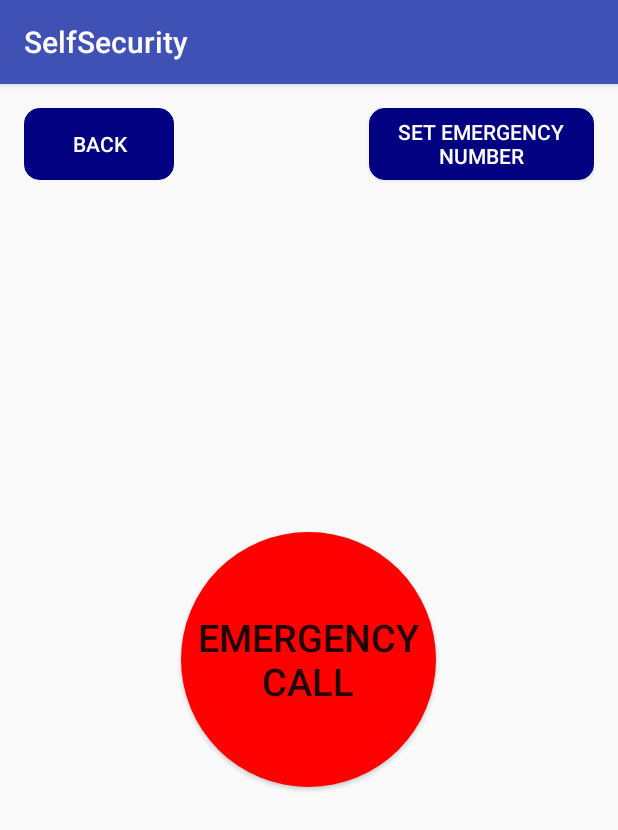
After one commit to srisailampaka/SelfSecurity, an Android app: the EmerencyCallActivity screen opened directly, with no data from a screen before it, on a phone screen of 412 x 824 dp. The commit adds this screen. Shown: the top 830 px of the screen. Run offline under Robolectric (Android 15) with nearby library versions, the phone set to English and light mode, and no system bars; our stand-ins replace ButterKnife.

Commit message:
implement emergencycall actvity

```diff
--- /dev/null
+++ b/app/src/main/java/com/tutorialandroid/selfsecurity/activitys/EmerencyCallActivity.java
@@ -0,0 +1,109 @@
+package com.tutorialandroid.selfsecurity.activitys;
+
+import android.Manifest;
+import android.content.Intent;
+import android.content.SharedPreferences;
+import android.content.pm.PackageManager;
+import android.net.Uri;
+import android.support.v4.app.ActivityCompat;
+import android.support.v7.app.AppCompatActivity;
+import android.os.Bundle;
+import android.support.v7.widget.Toolbar;
+import android.view.View;
+import android.widget.Button;
+import android.widget.EditText;
+import android.widget.LinearLayout;
+import android.widget.Toast;
+
+import com.tutorialandroid.selfsecurity.R;
+
+import butterknife.BindView;
+import butterknife.ButterKnife;
+import butterknife.OnClick;
+
+public class EmerencyCallActivity extends AppCompatActivity {
+    private final String TAG = EmerencyCallActivity.class.getSimpleName();
+
+    @BindView(R.id.btn_emergency_call)
+    Button btnEmgCall;
+    @BindView(R.id.btn_set_emg_number)
+    Button btnSetEmgNumber;
+    @BindView(R.id.btn_save_emg_number)
+    Button btnSave;
+    @BindView(R.id.btn_back)
+    Button btnBack;
+    @BindView(R.id.lnlr_save)
+    LinearLayout lnlSave;
+    @BindView(R.id.edt_emg_number)
+    EditText edtEmgNumber;
+    SharedPreferences sharedPreferences;
+    SharedPreferences.Editor edit;
+    private final static int PERMISSION_REQUEST_CODE = 0;
+
+    @Override
+    protected void onCreate(Bundle savedInstanceState) {
+        super.onCreate(savedInstanceState);
+        setContentView(R.layout.activity_emerency_call);
+        ButterKnife.bind(this);
+        sharedPreferences = getSharedPreferences("userinfo", MODE_PRIVATE);
+        edit = sharedPreferences.edit();
+
+    }
+
+    @OnClick({R.id.btn_set_emg_number, R.id.btn_emergency_call, R.id.btn_save_emg_number, R.id.btn_back})
+    public void onClick(View v) {
+        switch (v.getId()) {
+            case R.id.btn_set_emg_number:
+                lnlSave.setVisibility(View.VISIBLE);
+                break;
+            case R.id.btn_emergency_call:
+                String emgNumber = sharedPreferences.getString("emgNumber", "");
+                if (!emgNumber.isEmpty()){
+                    makeAcall(emgNumber);
+                }else {
+                    Toast.makeText(this, "Please Set Emergency Number", Toast.LENGTH_SHORT).show();
+                }
+                    break;
+            case R.id.btn_save_emg_number:
+                edit.putString("emgNumber", edtEmgNumber.getText().toString());
+                edit.commit();
+                lnlSave.setVisibility(View.GONE);
+                break;
+
+            case R.id.btn_back:
+                finish();
+                break;
+
+            default:
+                break;
+        }
+    }
+
+    public void makeAcall(String s) {
+        Intent intent = new Intent(Intent.ACTION_CALL);
+        intent.setData(Uri.parse("tel:" + s));
+        if (ActivityCompat.checkSelfPermission(this, Manifest.permission.CALL_PHONE) != PackageManager.PERMISSION_GRANTED) {
+
+            requestForCallPermission();
+
+        } else {
+            startActivity(intent);
+
+        }
+    }
+
+    public void requestForCallPermission() {
+
+        if (ActivityCompat.shouldShowRequestPermissionRationale(this, Manifest.permission.CALL_PHONE)) {
+        } else {
+
+            ActivityCompat.requestPermissions(this, new String[]{Manifest.permission.CALL_PHONE}, PERMISSION_REQUEST_CODE);
+        }
+    }
+
+    @Override
+    public void onBackPressed() {
+        super.onBackPressed();
+        finish();
+    }
+}
--- a/app/src/main/java/com/tutorialandroid/selfsecurity/activitys/RegisterActivity.java
+++ b/app/src/main/java/com/tutorialandroid/selfsecurity/activitys/RegisterActivity.java
@@ -79,4 +79,10 @@ public class RegisterActivity extends AppCompatActivity {
                 break;
         }
     }
+
+    @Override
+    protected void onStop() {
+        super.onStop();
+        finish();
+    }
 }
--- a/app/src/main/java/com/tutorialandroid/selfsecurity/activitys/TimerSettingActivity.java
+++ b/app/src/main/java/com/tutorialandroid/selfsecurity/activitys/TimerSettingActivity.java
@@ -40,7 +40,7 @@ public class TimerSettingActivity extends AppCompatActivity {
         sharedPreferences = getSharedPreferences("userinfo", 0);
         numberPicker.setMinValue(1);
         numberPicker.setMaxValue(60);
-        numberPicker.setValue(Integer.valueOf(sharedPreferences.getString("alerttime", "")));
+        numberPicker.setValue(Integer.valueOf(sharedPreferences.getString("alerttime", "0")));
         numberPicker.setOnValueChangedListener(new NumberPicker.OnValueChangeListener() {
             @Override
             public void onValueChange(NumberPicker picker, int oldVal, int newVal) {
--- /dev/null
+++ b/app/src/main/res/layout/activity_emerency_call.xml
@@ -0,0 +1,69 @@
+<?xml version="1.0" encoding="utf-8"?>
+<RelativeLayout xmlns:android="http://schemas.android.com/apk/res/android"
+    xmlns:tools="http://schemas.android.com/tools"
+    android:layout_width="match_parent"
+    android:layout_height="match_parent"
+    android:paddingBottom="@dimen/activity_vertical_margin"
+    android:paddingLeft="@dimen/activity_horizontal_margin"
+    android:paddingRight="@dimen/activity_horizontal_margin"
+    android:paddingTop="@dimen/activity_vertical_margin"
+    tools:context="com.tutorialandroid.selfsecurity.activitys.PanicActivity">
+
+    <Button
+        android:id="@+id/btn_back"
+        android:layout_width="100dp"
+        android:layout_height="wrap_content"
+        android:layout_alignParentLeft="true"
+        android:layout_alignParentTop="true"
+        android:background="@drawable/btn_background"
+        android:text="@string/back"
+        android:textColor="@color/white" />
+    <Button
+        android:id="@+id/btn_set_emg_number"
+        android:layout_width="150dp"
+        android:layout_height="wrap_content"
+        android:layout_alignParentRight="true"
+        android:layout_alignParentTop="true"
+        android:background="@drawable/btn_background"
+        android:text="@string/setEmgNumber"
+        android:textColor="@color/white" />
+    <LinearLayout
+        android:id="@+id/lnlr_save"
+        android:layout_width="match_parent"
+        android:layout_height="wrap_content"
+        android:layout_marginTop="5dp"
+        android:gravity="center"
+        android:visibility="gone"
+        android:layout_below="@+id/btn_back"
+        android:orientation="vertical">
+        <EditText
+            android:id="@+id/edt_emg_number"
+            android:layout_width="match_parent"
+            android:layout_height="wrap_content"
+            android:background="@drawable/rounded_gray_edittext"
+            android:padding="10dp"
+            android:inputType="phone"
+            android:hint="Enter Emergency Number"
+            />
+        <Button
+            android:id="@+id/btn_save_emg_number"
+            android:layout_width="100dp"
+            android:layout_height="wrap_content"
+            android:background="@drawable/btn_background"
+            android:text="@string/save"
+            android:textColor="@color/white" />
+    </LinearLayout>
+
+
+    <Button
+        android:id="@+id/btn_emergency_call"
+        android:layout_width="170dp"
+        android:layout_height="170dp"
+        android:layout_centerInParent="true"
+        android:text="@string/emergency_call"
+        android:textSize="25sp"
+        android:background="@drawable/btn_red_background" />
+
+
+
+</RelativeLayout>
--- a/app/src/main/res/layout/activity_welcome.xml
+++ b/app/src/main/res/layout/activity_welcome.xml
@@ -3,7 +3,7 @@
     xmlns:tools="http://schemas.android.com/tools"
     android:layout_width="match_parent"
     android:layout_height="match_parent"
-    android:background="@color/yellow"
+    android:background="@color/pale_blue"
     tools:context="com.tutorialandroid.selfsecurity.activitys.WelcomeActivity">
 
 <TextView
@@ -24,7 +24,7 @@
         android:layout_marginRight="50dp"
         android:layout_alignParentBottom="true"
         android:textColor="@color/white"
-        android:background="@drawable/btn_background"
+        android:background="@drawable/btn_yellow_background"
         android:layout_marginBottom="50dp"/>
 
 </RelativeLayout>
--- a/app/src/main/res/values/colors.xml
+++ b/app/src/main/res/values/colors.xml
@@ -10,7 +10,8 @@
     <color name="black">#000000</color>
     <color name="enabled_color">#000000</color>
     <color name="disabled_color">#000000</color>
-    <color name="yellow">#FFFF00</color>
+    <color name="yellow">#FDD017</color>
     <color name="navi_blue">#000080</color>
+    <color name="pale_blue">#9bddff</color>
     <color name="dark_grey">#A9A9A9</color>
 </resources>
--- a/app/src/main/res/values/strings.xml
+++ b/app/src/main/res/values/strings.xml
@@ -1,11 +1,12 @@
 <resources>
-    <string name="app_name">Safe App</string>
+    <string name="app_name">SelfSecurity</string>
 
-    <string name="welcome_title">Welcome \n To \n Women Safe</string>
+    <string name="welcome_title">Welcome \n To \n Safe App</string>
     <string name="btn_started">Get Started</string>
     <string name="main_title">Main Menu</string>
     <string name="personal_information">Personal Information</string>
     <string name="emergency_contacts">Emergency Contacts</string>
+    <string name="emergency_call">Emergency Call</string>
     <string name="panic">Panic</string>
     <string name="start">Start</string>
     <string name="stop">Stop</string>
@@ -48,6 +49,7 @@ of blood.\n\n</string>
     <string name="occupation">Occupation</string>
     <string name="save">Save</string>
     <string name="back">Back</string>
+    <string name="setEmgNumber">Set Emergency Number</string>
     <string name="next">Next</string>
     <string name="edit">Edit</string>
     <string name="add_from_contacts">Add From Contacts</string>
```
Also changed, not shown: app/src/main/AndroidManifest.xml (+6 -2 lines), app/src/main/java/com/tutorialandroid/selfsecurity/activitys/MainActivity.java (+11 -6 lines), app/src/main/res/drawable/btn_yellow_background.xml (added, +11 -0 lines), app/src/main/res/layout/activity_main.xml (+8 -0 lines), app/src/main/res/layout/activity_personal_information.xml (+4 -4 lines), app/src/main/res/layout/activity_register.xml (+12 -12 lines), app/src/main/res/drawable/ic_icon.jpeg.
